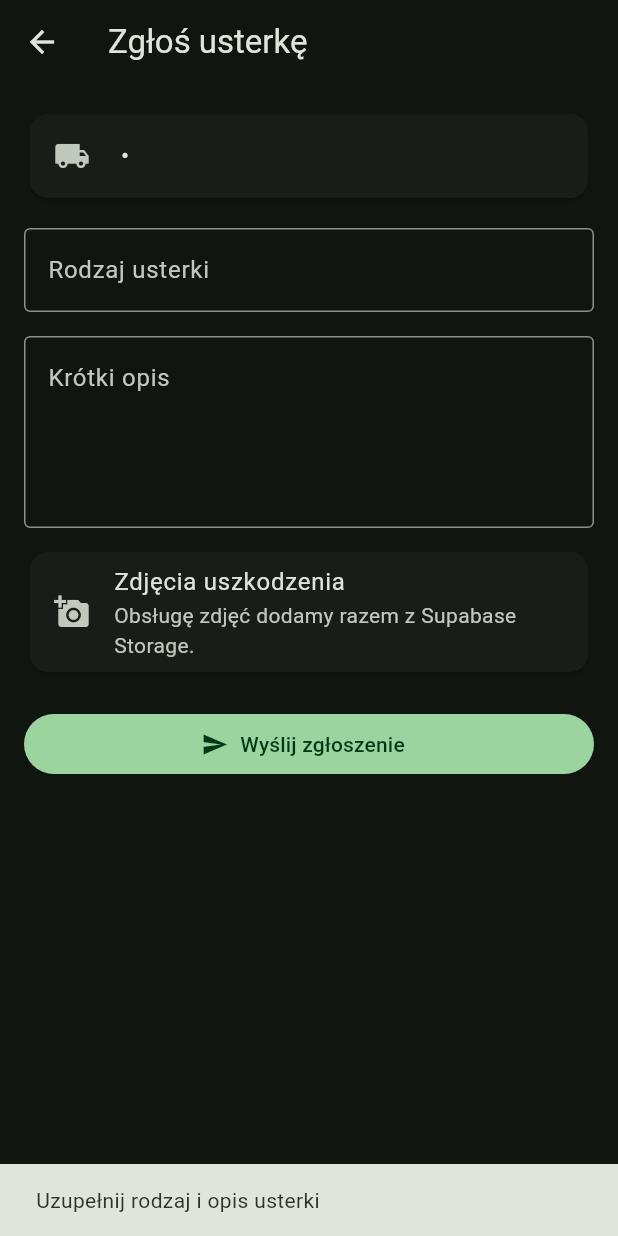
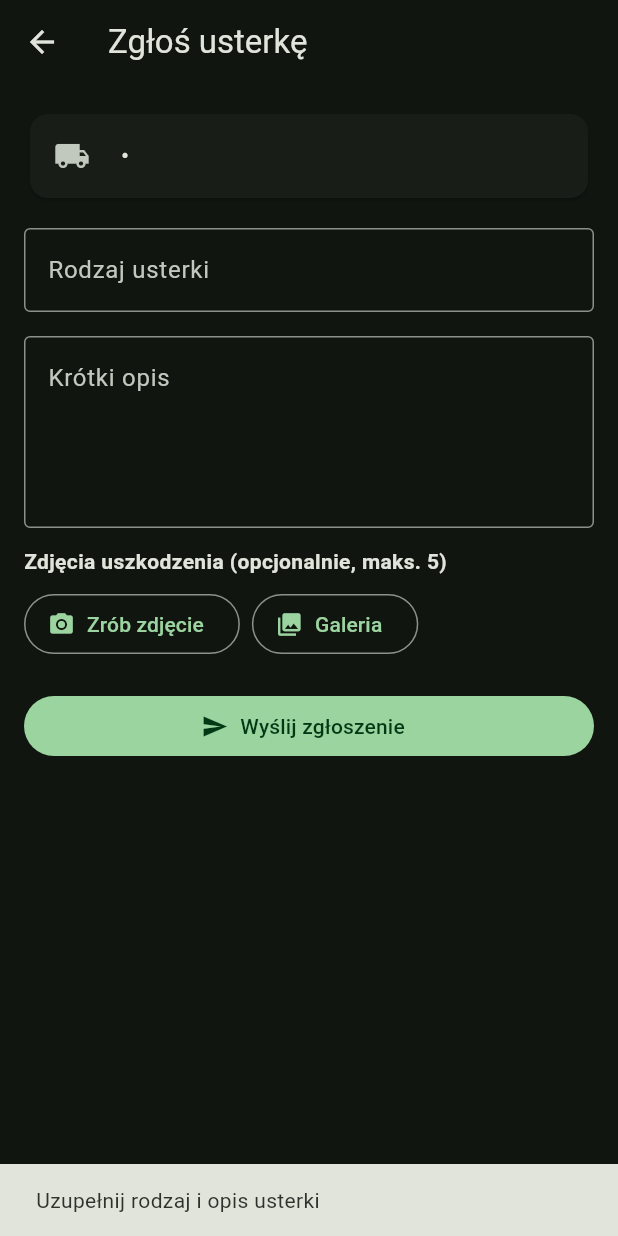
Before and after one commit to andrzejjaskot27-arch/GEKO-Fleet, a Flutter app: the AddFaultPage screen opened directly with empty values, after a tap on "Wyślij zgłoszenie", on a phone screen of 412 x 824 dp. Run offline on Flutter 3.47's test engine with Material 3 defaults, Android fonts, the phone set to English and light mode, and no system bars; our stand-ins replace image_picker, supabase_flutter; accounts and stored records are empty.

Commit message:
Add vehicle damage photo uploads

```diff
--- a/lib/main.dart
+++ b/lib/main.dart
@@ -1,4 +1,6 @@
+import 'dart:typed_data';
 import 'package:flutter/material.dart';
+import 'package:image_picker/image_picker.dart';
 import 'package:supabase_flutter/supabase_flutter.dart';
 
 const supabaseUrl='https://kaufyqvgodcyagygzvyb.supabase.co';
@@ -40,17 +42,45 @@ class _CourierHomeState extends State<CourierHome>{
  ])));
 }
 
+class PhotoPicker extends StatelessWidget{
+ const PhotoPicker({super.key,required this.photos,required this.onAdd,required this.onRemove});
+ final List<XFile> photos; final Future<void> Function(ImageSource) onAdd; final void Function(int) onRemove;
+ @override Widget build(BuildContext context)=>Column(crossAxisAlignment:CrossAxisAlignment.start,children:[
+  Wrap(spacing:8,runSpacing:8,children:[
+   OutlinedButton.icon(onPressed:()=>onAdd(ImageSource.camera),icon:const Icon(Icons.photo_camera),label:const Text('Zrób zdjęcie')),
+   OutlinedButton.icon(onPressed:()=>onAdd(ImageSource.gallery),icon:const Icon(Icons.photo_library),label:const Text('Galeria')),
+  ]),
+  if(photos.isNotEmpty)...[const SizedBox(height:8),...List.generate(photos.length,(i)=>ListTile(contentPadding:EdgeInsets.zero,leading:const Icon(Icons.image),title:Text('Zdjęcie ${i+1}'),subtitle:Text(photos[i].name,overflow:TextOverflow.ellipsis),trailing:IconButton(icon:const Icon(Icons.close),onPressed:()=>onRemove(i))))],
+ ]);
+}
+
+Future<List<String>> uploadVehiclePhotos(List<XFile> photos,String kind)async{
+ final uid=db.auth.currentUser!.id; final paths=<String>[];
+ for(var i=0;i<photos.length;i++){
+  final Uint8List bytes=await photos[i].readAsBytes();
+  final ext=photos[i].name.contains('.')?photos[i].name.split('.').last.toLowerCase():'jpg';
+  final path='$uid/$kind/${DateTime.now().microsecondsSinceEpoch}_$i.$ext';
+  await db.storage.from('vehicle-photos').uploadBinary(path,bytes,fileOptions:const FileOptions(upsert:false));
+  paths.add(path);
+ }
+ return paths;
+}
+
 class VehicleCheckPage extends StatefulWidget{const VehicleCheckPage({super.key,required this.vehicle});final Map<String,dynamic> vehicle;@override State<VehicleCheckPage> createState()=>_VehicleCheckPageState();}
 class _VehicleCheckPageState extends State<VehicleCheckPage>{
- final note=TextEditingController();bool busy=false;
+ final note=TextEditingController();bool busy=false;final picker=ImagePicker();final List<XFile> photos=[];
  final Map<String,bool> checks={'Poziom oleju':true,'Płyn chłodniczy':true,'Płyn do spryskiwaczy':true,'Opony':true,'Światła':true,'Nadwozie – widoczne uszkodzenia':true,'Kontrolki na desce':true};
  bool get hasProblem=>checks.values.any((v)=>!v);
+ bool get bodyProblem=>checks['Nadwozie – widoczne uszkodzenia']==false;
+ Future<void> addPhoto(ImageSource source)async{final p=await picker.pickImage(source:source,imageQuality:75,maxWidth:1600);if(p!=null&&mounted)setState(()=>photos.add(p));}
  Future<void> save()async{
   if(hasProblem&&note.text.trim().isEmpty){ScaffoldMessenger.of(context).showSnackBar(const SnackBar(content:Text('Przy wykrytym problemie dodaj krótki opis.')));return;}
+  if(bodyProblem&&photos.isEmpty){ScaffoldMessenger.of(context).showSnackBar(const SnackBar(content:Text('Przy uszkodzeniu nadwozia dodaj co najmniej jedno zdjęcie.')));return;}
   setState(()=>busy=true);
   try{
    final uid=db.auth.currentUser!.id;final sessions=await db.from('vehicle_sessions').select('id').eq('courier_id',uid).eq('vehicle_id',widget.vehicle['id']).isFilter('ended_at',null).limit(1);
-   await db.from('vehicle_checks').insert({'vehicle_id':widget.vehicle['id'],'courier_id':uid,'session_id':sessions.isEmpty?null:sessions.first['id'],'engine_oil_ok':checks['Poziom oleju'],'coolant_ok':checks['Płyn chłodniczy'],'washer_fluid_ok':checks['Płyn do spryskiwaczy'],'tires_ok':checks['Opony'],'lights_ok':checks['Światła'],'body_ok':checks['Nadwozie – widoczne uszkodzenia'],'dashboard_ok':checks['Kontrolki na desce'],'note':note.text.trim().isEmpty?null:note.text.trim()});
+   final photoPaths=await uploadVehiclePhotos(photos,'checks');
+   await db.from('vehicle_checks').insert({'vehicle_id':widget.vehicle['id'],'courier_id':uid,'session_id':sessions.isEmpty?null:sessions.first['id'],'engine_oil_ok':checks['Poziom oleju'],'coolant_ok':checks['Płyn chłodniczy'],'washer_fluid_ok':checks['Płyn do spryskiwaczy'],'tires_ok':checks['Opony'],'lights_ok':checks['Światła'],'body_ok':checks['Nadwozie – widoczne uszkodzenia'],'dashboard_ok':checks['Kontrolki na desce'],'note':note.text.trim().isEmpty?null:note.text.trim(),'photo_paths':photoPaths});
    if(mounted){ScaffoldMessenger.of(context).showSnackBar(const SnackBar(content:Text('Kontrola została zapisana')));Navigator.pop(context);}
   }catch(e){if(mounted)ScaffoldMessenger.of(context).showSnackBar(SnackBar(content:Text('Nie udało się zapisać kontroli: $e')));}finally{if(mounted)setState(()=>busy=false);}
  }
@@ -58,14 +88,15 @@ class _VehicleCheckPageState extends State<VehicleCheckPage>{
   Card(child:ListTile(leading:const Icon(Icons.local_shipping),title:Text("${widget.vehicle['registration']} • ${widget.vehicle['name']}"))),
   const SizedBox(height:10),const Text('Sprawdź każdy punkt. Jeśli coś jest nie tak, wybierz „Problem”.',style:TextStyle(fontSize:16)),const SizedBox(height:12),
   ...checks.keys.map((k)=>Card(child:ListTile(title:Text(k,style:const TextStyle(fontWeight:FontWeight.w600)),trailing:SegmentedButton<bool>(segments:const [ButtonSegment(value:true,label:Text('OK'),icon:Icon(Icons.check)),ButtonSegment(value:false,label:Text('Problem'),icon:Icon(Icons.warning_amber))],selected:{checks[k]!},onSelectionChanged:(s)=>setState(()=>checks[k]=s.first))))),
-  if(hasProblem)...[const SizedBox(height:12),TextField(controller:note,minLines:3,maxLines:6,decoration:const InputDecoration(labelText:'Krótki opis problemu *',hintText:'Co zauważyłeś?',border:OutlineInputBorder())),const SizedBox(height:8),const Text('Zdjęcie problemu dodamy w następnym kroku; przy uszkodzeniu nadwozia będzie obowiązkowe.',style:TextStyle(color:Colors.orangeAccent))],
+  if(hasProblem)...[const SizedBox(height:12),TextField(controller:note,minLines:3,maxLines:6,decoration:const InputDecoration(labelText:'Krótki opis problemu *',hintText:'Co zauważyłeś?',border:OutlineInputBorder())),const SizedBox(height:12),Text(bodyProblem?'Zdjęcie uszkodzenia nadwozia jest obowiązkowe.':'Zdjęcie problemu jest opcjonalne.',style:TextStyle(color:bodyProblem?Colors.orangeAccent:null)),const SizedBox(height:8),PhotoPicker(photos:photos,onAdd:addPhoto,onRemove:(i)=>setState(()=>photos.removeAt(i)))],
   const SizedBox(height:18),FilledButton.icon(onPressed:busy?null:save,icon:const Icon(Icons.save),label:Text(busy?'Zapisywanie...':'Zapisz kontrolę'))
  ]));
 }
 
 class AddFaultPage extends StatefulWidget{const AddFaultPage({super.key,required this.vehicle});final Map<String,dynamic> vehicle;@override State<AddFaultPage> createState()=>_AddFaultPageState();}
 class _AddFaultPageState extends State<AddFaultPage>{
- final title=TextEditingController(),description=TextEditingController();bool busy=false;
- Future<void> save()async{if(title.text.trim().length<2||description.text.trim().length<2){ScaffoldMessenger.of(context).showSnackBar(const SnackBar(content:Text('Uzupełnij rodzaj i opis usterki')));return;}setState(()=>busy=true);try{await db.from('faults').insert({'vehicle_id':widget.vehicle['id'],'reported_by':db.auth.currentUser!.id,'title':title.text.trim(),'description':description.text.trim()});if(mounted){ScaffoldMessenger.of(context).showSnackBar(const SnackBar(content:Text('Usterka została zgłoszona')));Navigator.pop(context);}}catch(e){if(mounted)ScaffoldMessenger.of(context).showSnackBar(SnackBar(content:Text('Nie udało się zapisać: $e')));}finally{if(mounted)setState(()=>busy=false);}}
- @override Widget build(BuildContext c)=>Scaffold(appBar:AppBar(title:const Text('Zgłoś usterkę')),body:ListView(padding:const EdgeInsets.all(16),children:[Card(child:ListTile(leading:const Icon(Icons.local_shipping),title:Text("${widget.vehicle['registration']} • ${widget.vehicle['name']}"))),const SizedBox(height:16),TextField(controller:title,decoration:const InputDecoration(labelText:'Rodzaj usterki',hintText:'np. uszkodzony zderzak',border:OutlineInputBorder())),const SizedBox(height:16),TextField(controller:description,minLines:4,maxLines:8,decoration:const InputDecoration(labelText:'Krótki opis',hintText:'Opisz problem lub uszkodzenie',alignLabelWithHint:true,border:OutlineInputBorder())),const SizedBox(height:12),const Card(child:ListTile(leading:Icon(Icons.add_a_photo),title:Text('Zdjęcia uszkodzenia'),subtitle:Text('Obsługę zdjęć dodamy razem z Supabase Storage.'))),const SizedBox(height:20),FilledButton.icon(onPressed:busy?null:save,icon:const Icon(Icons.send),label:Text(busy?'Zapisywanie...':'Wyślij zgłoszenie'))]));
+ final title=TextEditingController(),description=TextEditingController();bool busy=false;final picker=ImagePicker();final List<XFile> photos=[];
+ Future<void> addPhoto(ImageSource source)async{if(photos.length>=5){ScaffoldMessenger.of(context).showSnackBar(const SnackBar(content:Text('Możesz dodać maksymalnie 5 zdjęć.')));return;}final p=await picker.pickImage(source:source,imageQuality:75,maxWidth:1600);if(p!=null&&mounted)setState(()=>photos.add(p));}
+ Future<void> save()async{if(title.text.trim().length<2||description.text.trim().length<2){ScaffoldMessenger.of(context).showSnackBar(const SnackBar(content:Text('Uzupełnij rodzaj i opis usterki')));return;}setState(()=>busy=true);try{final photoPaths=await uploadVehiclePhotos(photos,'faults');await db.from('faults').insert({'vehicle_id':widget.vehicle['id'],'reported_by':db.auth.currentUser!.id,'title':title.text.trim(),'description':description.text.trim(),'photo_paths':photoPaths});if(mounted){ScaffoldMessenger.of(context).showSnackBar(const SnackBar(content:Text('Usterka została zgłoszona')));Navigator.pop(context);}}catch(e){if(mounted)ScaffoldMessenger.of(context).showSnackBar(SnackBar(content:Text('Nie udało się zapisać: $e')));}finally{if(mounted)setState(()=>busy=false);}}
+ @override Widget build(BuildContext c)=>Scaffold(appBar:AppBar(title:const Text('Zgłoś usterkę')),body:ListView(padding:const EdgeInsets.all(16),children:[Card(child:ListTile(leading:const Icon(Icons.local_shipping),title:Text("${widget.vehicle['registration']} • ${widget.vehicle['name']}"))),const SizedBox(height:16),TextField(controller:title,decoration:const InputDecoration(labelText:'Rodzaj usterki',hintText:'np. uszkodzony zderzak',border:OutlineInputBorder())),const SizedBox(height:16),TextField(controller:description,minLines:4,maxLines:8,decoration:const InputDecoration(labelText:'Krótki opis',hintText:'Opisz problem lub uszkodzenie',alignLabelWithHint:true,border:OutlineInputBorder())),const SizedBox(height:12),const Text('Zdjęcia uszkodzenia (opcjonalnie, maks. 5)',style:TextStyle(fontWeight:FontWeight.bold)),const SizedBox(height:8),PhotoPicker(photos:photos,onAdd:addPhoto,onRemove:(i)=>setState(()=>photos.removeAt(i))),const SizedBox(height:20),FilledButton.icon(onPressed:busy?null:save,icon:const Icon(Icons.send),label:Text(busy?'Zapisywanie...':'Wyślij zgłoszenie'))]));
 }
```
